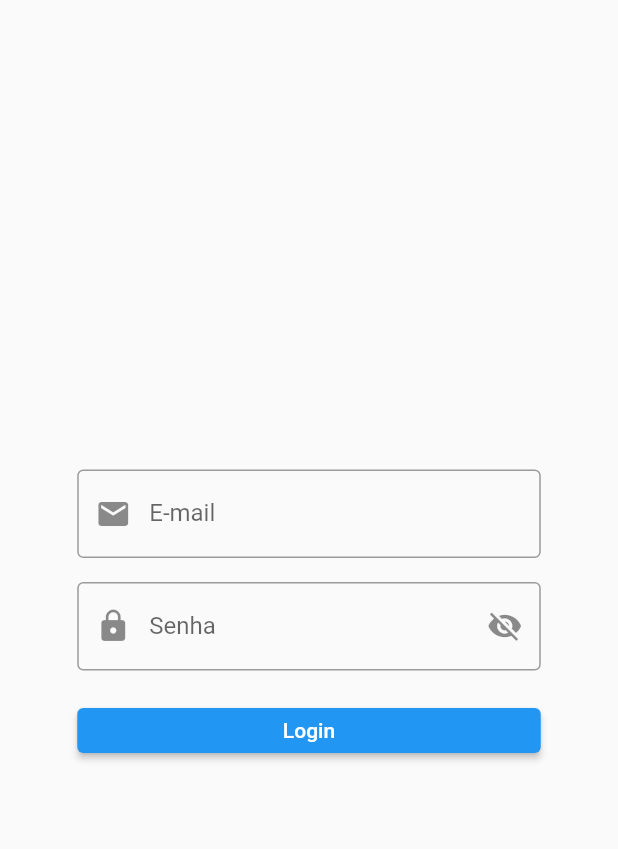
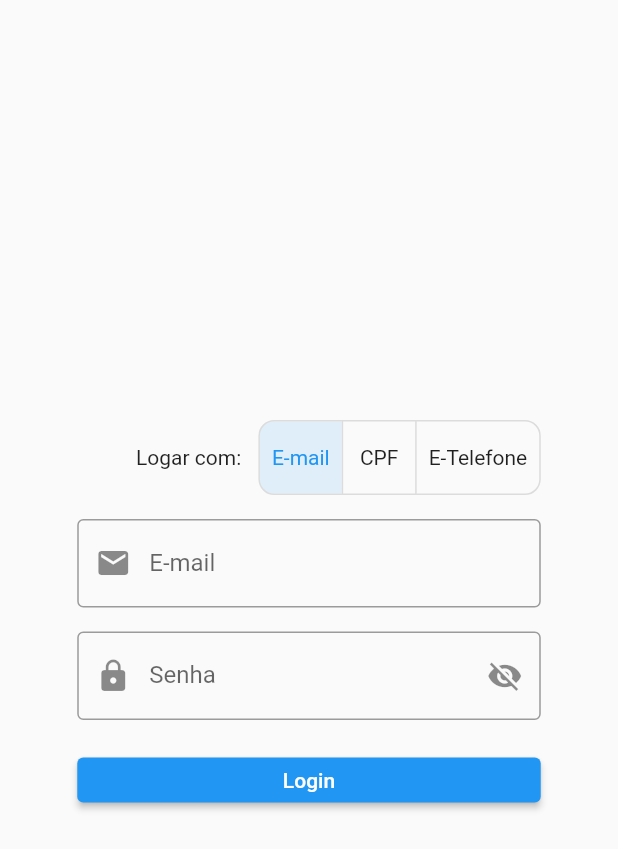
Before and after one commit to DanielYukio/Projeto-em-flutter, a Flutter app: the screen it shows after launch, on a phone screen of 412 x 824 dp. Shown: the top 849 px of the screen. Run offline on Flutter 3.47's test engine with Material 2 defaults, Android fonts, the phone set to English and light mode, and no system bars.

Commit message:
login screen in progress

```diff
--- a/lib/aula08/aula08.dart
+++ b/lib/aula08/aula08.dart
@@ -13,6 +13,7 @@ class _Aula08State extends State<Aula08> {
   bool _showPassword = false;
   late final TextEditingController _userController;
   late final TextEditingController _senhaController;
+  List<bool> _selectedList = [true, false, false];
 
   @override
   void initState() {
@@ -39,6 +40,21 @@ class _Aula08State extends State<Aula08> {
     debugPrint('Senha: ${_senhaController.text}');
   }
 
+  void _toggleSelectedList(int index) {
+    setState(() {
+      for (int i = 0; i < _selectedList.length; i++) {
+        _selectedList[i] = i == index ? true : false;
+      }
+      // _selectedList = index == 0
+      //     ? [true, false, false]
+      //     : index == 1
+      //         ? [false, true, false]
+      //         : index == 2
+      //             ? [false, false, true]
+      //             : [false, false, false];
+    });
+  }
+
   @override
   Widget build(BuildContext context) {
     return Scaffold(
@@ -48,6 +64,33 @@ class _Aula08State extends State<Aula08> {
           child: Column(
             mainAxisAlignment: MainAxisAlignment.center,
             children: [
+              Row(
+                mainAxisAlignment: MainAxisAlignment.end,
+                children: [
+                  const Text('Logar com: '),
+                  SizedBox(width: 8),
+                  ToggleButtons(
+                    borderRadius: BorderRadius.circular(10),
+                    isSelected: _selectedList,
+                    onPressed: _toggleSelectedList,
+                    children: const [
+                      Padding(
+                        padding: EdgeInsets.all(8.0),
+                        child: Text('E-mail'),
+                      ),
+                      Padding(
+                        padding: EdgeInsets.all(8.0),
+                        child: Text('CPF'),
+                      ),
+                      Padding(
+                        padding: EdgeInsets.all(8.0),
+                        child: Text('E-Telefone'),
+                      ),
+                    ],
+                  )
+                ],
+              ),
+              const SizedBox(height: 16),
               TextField(
                 // userName
                 controller: _userController,
@@ -65,7 +108,7 @@ class _Aula08State extends State<Aula08> {
                 obscureText: !_showPassword,
                 decoration: InputDecoration(
                   label: const Text('Senha'),
-                  hintText: 'senha do usuário',
+                  hintText: 'Senha',
                   border: const OutlineInputBorder(),
                   prefixIcon: const Icon(Icons.lock),
                   suffixIcon: IconButton(
@@ -84,9 +127,7 @@ class _Aula08State extends State<Aula08> {
                     30,
                   ),
                 ),
-                onPressed: () {
-                  _testFields();
-                },
+                onPressed: _testFields,
                 child: const Text('Login'),
               )
             ],
```
